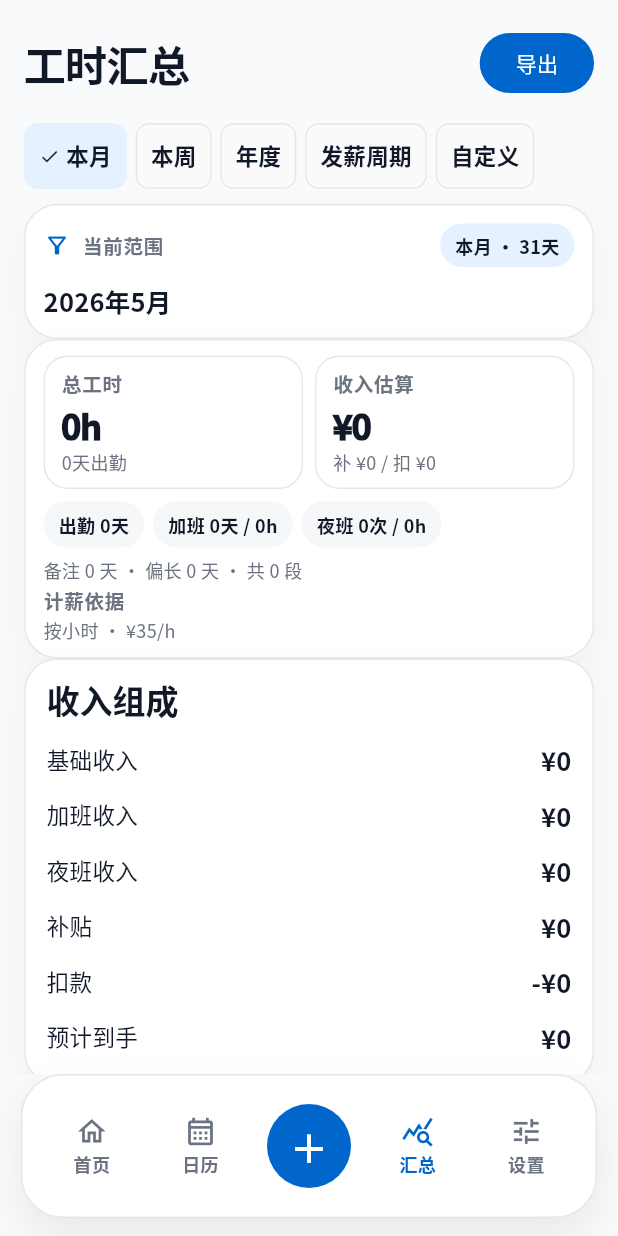
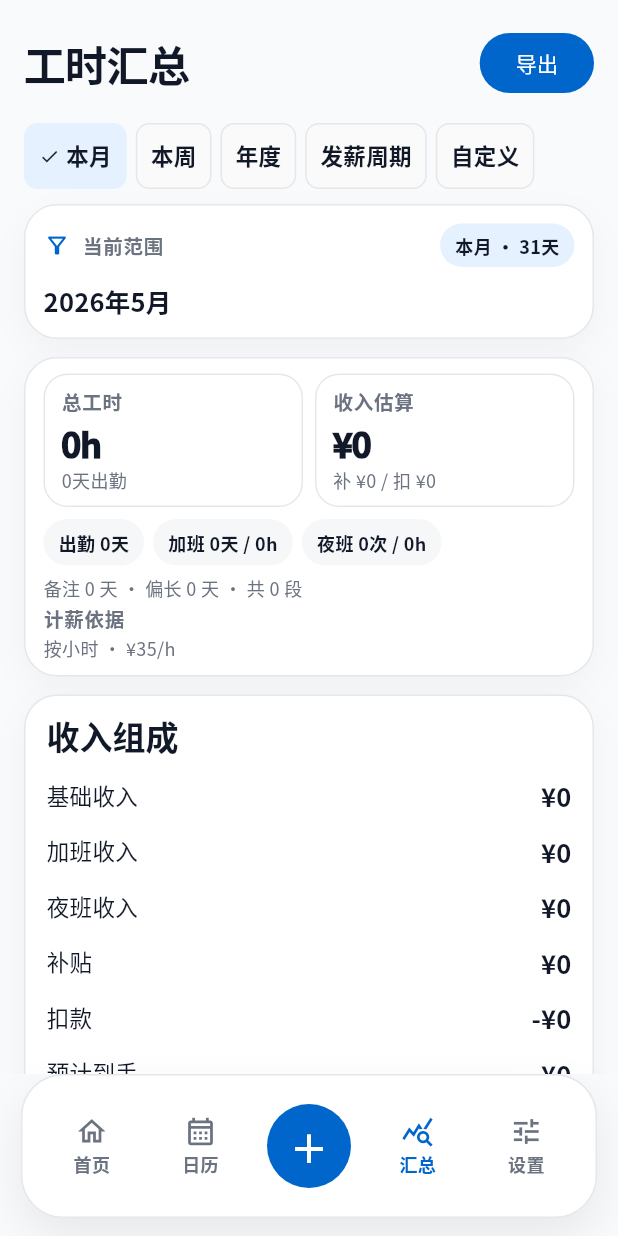
Before and after one commit to congmucc/shift-ledger-android, a Flutter app: the screen it shows after launch, item 4 of the bottom bar chosen, on a phone screen of 412 x 824 dp. Run offline on Flutter 3.47's test engine with Material 3 defaults, Android fonts, the phone set to English and light mode, and no system bars; our stand-ins replace flutter_secure_storage, table_calendar; missing offline and left inert: flutter_file_dialog.

Commit message:
fix: separate summary aggregate cards

```diff
--- a/lib/src/ui/pages/summary_page.dart
+++ b/lib/src/ui/pages/summary_page.dart
@@ -46,12 +46,15 @@ class _SummaryPageState extends State<SummaryPage> {
           onPickStart: _mode == '自定义' ? _pickCustomStart : null,
           onPickEnd: _mode == '自定义' ? _pickCustomEnd : null,
         ),
+        const SizedBox(height: 12),
         _SummaryOverview(
           summary: summary,
           payrollBasisSummary:
               '${defaultRule.baseType.label} · ${defaultRule.amountLabel}',
         ),
+        const SizedBox(height: 12),
         _IncomeCompositionCard(summary: summary),
+        const SizedBox(height: 12),
         _PayrollBasisCard(
           range: range,
           rule: defaultRule,
@@ -422,8 +425,14 @@ class _SummaryOverview extends StatelessWidget {
             runSpacing: 6,
             children: [
               _StatChip('出勤', '${summary.attendanceDays}天'),
-              _StatChip('加班', '${summary.overtimeDays}天 / ${hoursText(summary.overtimeHours)}'),
-              _StatChip('夜班', '${summary.nightShiftCount}次 / ${hoursText(summary.nightHours)}'),
+              _StatChip(
+                '加班',
+                '${summary.overtimeDays}天 / ${hoursText(summary.overtimeHours)}',
+              ),
+              _StatChip(
+                '夜班',
+                '${summary.nightShiftCount}次 / ${hoursText(summary.nightHours)}',
+              ),
             ],
           ),
           const SizedBox(height: 6),
@@ -613,9 +622,8 @@ class _PayrollBasisCard extends StatelessWidget {
   }
 }
 
-String _factorText(double value) => '${value.toStringAsFixed(
-  value.truncateToDouble() == value ? 0 : 1,
-)}x';
+String _factorText(double value) =>
+    '${value.toStringAsFixed(value.truncateToDouble() == value ? 0 : 1)}x';
 
 String _nightRuleValueText(NightRule rule) {
   return switch (rule.mode) {
```
